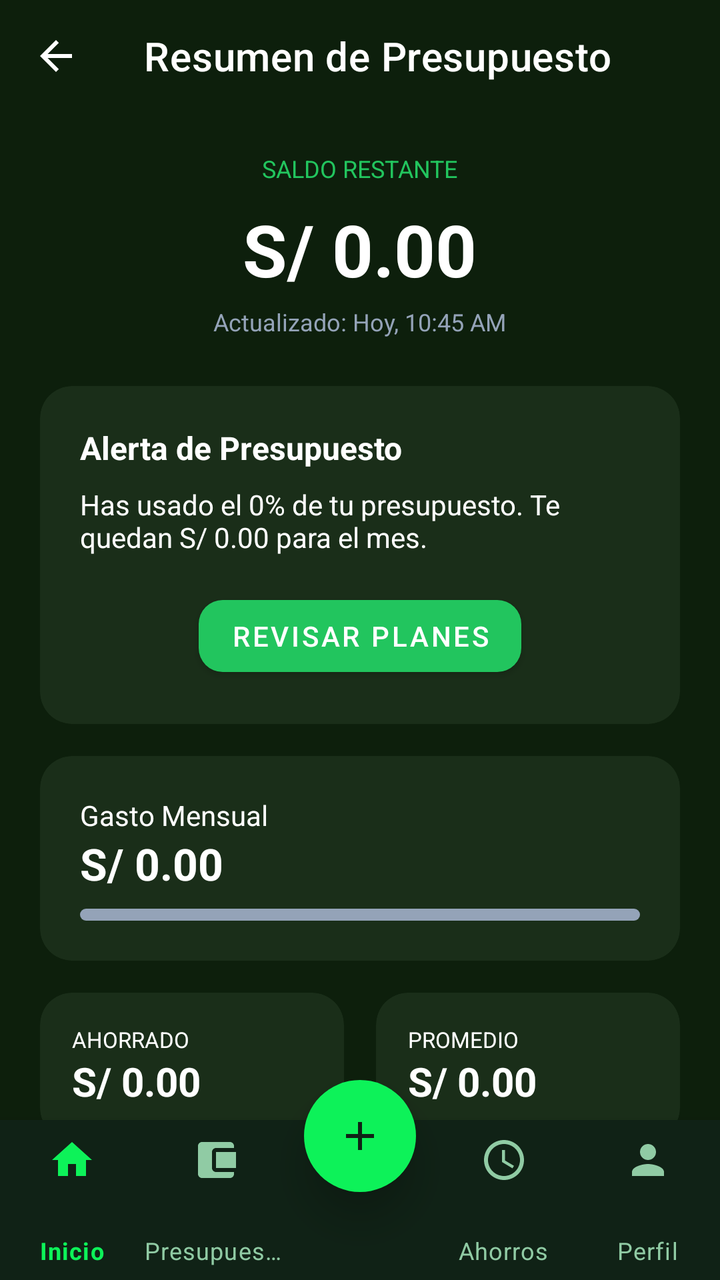
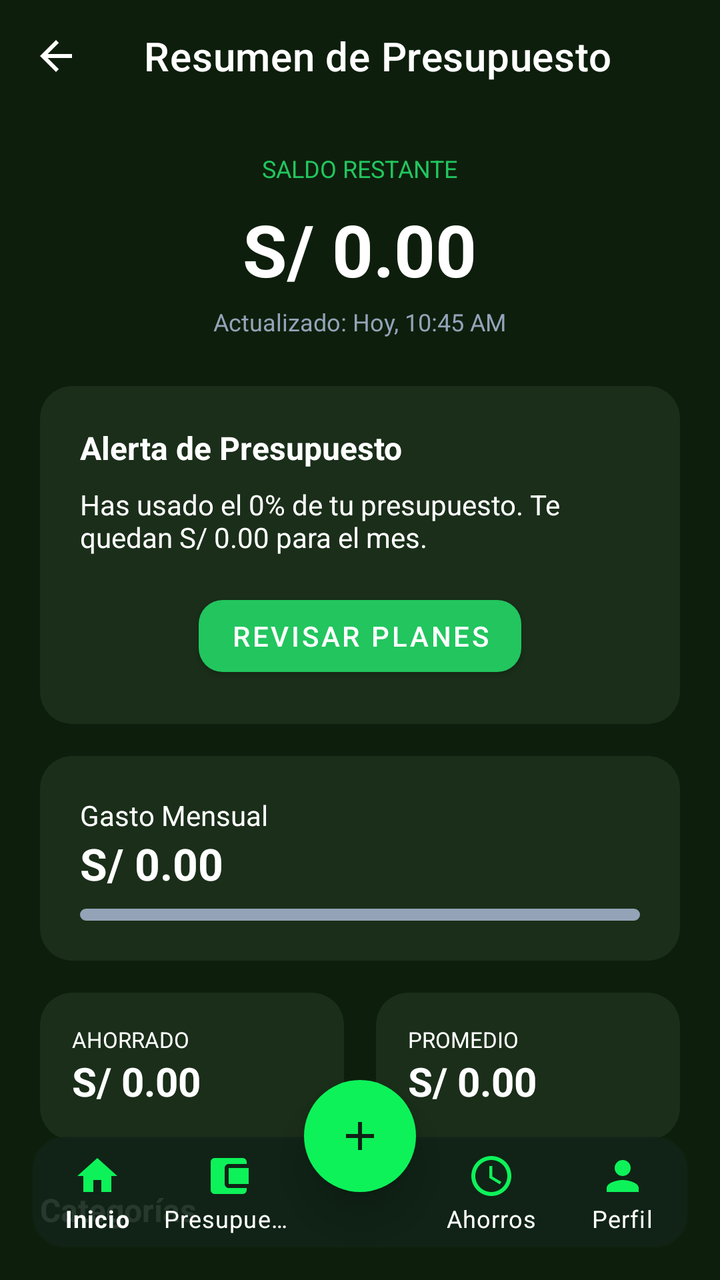

The first picture is an Android layout as it rendered before a commit; the second is the same layout after the commit. The layout source and the unified diff follow.
<!-- AndroidManifest.xml: activity theme Theme.MaterialComponents.DayNight.NoActionBar -->
<!-- res/layout/activity_resumen_presupuesto.xml -->
<?xml version="1.0" encoding="utf-8"?>
<androidx.coordinatorlayout.widget.CoordinatorLayout xmlns:android="http://schemas.android.com/apk/res/android"
    xmlns:app="http://schemas.android.com/apk/res-auto"
    xmlns:tools="http://schemas.android.com/tools"
    android:layout_width="match_parent"
    android:layout_height="match_parent"
    android:background="@color/bg_dark">

    <LinearLayout
        android:layout_width="match_parent"
        android:layout_height="match_parent"
        android:orientation="vertical">

        <androidx.appcompat.widget.Toolbar
            android:id="@+id/toolbar"
            android:layout_width="match_parent"
            android:layout_height="?attr/actionBarSize"
            android:background="@color/bg_dark"
            app:navigationIcon="@drawable/ic_arrow_back"
            app:navigationIconTint="@color/white"
            app:title="Resumen de Presupuesto"
            app:titleTextColor="@color/white" />

        <androidx.core.widget.NestedScrollView
            android:layout_width="match_parent"
            android:layout_height="match_parent"
            android:paddingBottom="100dp"
            android:clipToPadding="false"
            android:fillViewport="true">

            <LinearLayout
                android:layout_width="match_parent"
                android:layout_height="wrap_content"
                android:orientation="vertical"
                android:padding="20dp">

                
                <TextView
                    android:layout_width="wrap_content"
                    android:layout_height="wrap_content"
                    android:text="SALDO RESTANTE"
                    android:textColor="@color/green_accent"
                    android:textSize="12sp"
                    android:textAllCaps="true"
                    android:layout_gravity="center" />

                <TextView
                    android:id="@+id/tv_saldo_restante"
                    android:layout_width="wrap_content"
                    android:layout_height="wrap_content"
                    android:text="S/ 0.00"
                    android:textColor="@color/white"
                    android:textSize="36sp"
                    android:textStyle="bold"
                    android:layout_gravity="center"
                    android:layout_marginTop="8dp" />

                <TextView
                    android:id="@+id/tv_actualizado"
                    android:layout_width="wrap_content"
                    android:layout_height="wrap_content"
                    android:text="Actualizado: Hoy, 10:45 AM"
                    android:textColor="@color/text_on_dark_muted"
                    android:textSize="12sp"
                    android:layout_gravity="center"
                    android:layout_marginTop="4dp" />

                
                <com.google.android.material.card.MaterialCardView
                    android:layout_width="match_parent"
                    android:layout_height="wrap_content"
                    android:layout_marginTop="24dp"
                    app:cardBackgroundColor="@color/bg_dark_card"
                    app:cardCornerRadius="16dp"
                    app:cardElevation="0dp">
                    <LinearLayout
                        android:layout_width="match_parent"
                        android:layout_height="wrap_content"
                        android:orientation="vertical"
                        android:padding="20dp">
                        <TextView
                            android:layout_width="wrap_content"
                            android:layout_height="wrap_content"
                            android:text="Alerta de Presupuesto"
                            android:textColor="@color/white"
                            android:textSize="16sp"
                            android:textStyle="bold" />
                        <TextView
                            android:layout_width="wrap_content"
                            android:layout_height="wrap_content"
                            android:text="Has usado el 0% de tu presupuesto. Te quedan S/ 0.00 para el mes."
                            android:textColor="@color/white"
                            android:layout_marginTop="8dp" />
                        <com.google.android.material.button.MaterialButton
                            android:id="@+id/btn_revisar_planes"
                            android:layout_width="wrap_content"
                            android:layout_height="wrap_content"
                            android:layout_gravity="center"
                            android:layout_marginTop="16dp"
                            android:text="Revisar Planes"
                            android:textColor="@color/white"
                            app:backgroundTint="@color/green_accent"
                            app:cornerRadius="12dp" />
                    </LinearLayout>
                </com.google.android.material.card.MaterialCardView>

                
                <com.google.android.material.card.MaterialCardView
                    android:layout_width="match_parent"
                    android:layout_height="wrap_content"
                    android:layout_marginTop="16dp"
                    app:cardBackgroundColor="@color/bg_dark_card"
                    app:cardCornerRadius="16dp"
                    app:cardElevation="0dp">
                    <LinearLayout
                        android:layout_width="match_parent"
                        android:layout_height="wrap_content"
                        android:orientation="vertical"
                        android:padding="20dp">
                        <TextView
                            android:layout_width="wrap_content"
                            android:layout_height="wrap_content"
                            android:text="Gasto Mensual"
                            android:textColor="@color/white" />
                        <TextView
                            android:id="@+id/tv_gasto_mensual"
                            android:layout_width="wrap_content"
                            android:layout_height="wrap_content"
                            android:text="S/ 0.00"
                            android:textColor="@color/white"
                            android:textSize="22sp"
                            android:textStyle="bold" />
                        <ProgressBar
                            style="@style/Widget.AppCompat.ProgressBar.Horizontal"
                            android:layout_width="match_parent"
                            android:layout_height="6dp"
                            android:layout_marginTop="8dp"
                            android:progress="0"
                            android:progressDrawable="@drawable/progress_bar_green" />
                    </LinearLayout>
                </com.google.android.material.card.MaterialCardView>

                
                <LinearLayout
                    android:layout_width="match_parent"
                    android:layout_height="wrap_content"
                    android:orientation="horizontal"
                    android:layout_marginTop="16dp">
                    <com.google.android.material.card.MaterialCardView
                        android:layout_width="0dp"
                        android:layout_height="wrap_content"
                        android:layout_weight="1"
                        android:layout_marginEnd="8dp"
                        app:cardBackgroundColor="@color/bg_dark_card"
                        app:cardCornerRadius="16dp"
                        app:cardElevation="0dp">
                        <LinearLayout
                            android:layout_width="match_parent"
                            android:layout_height="wrap_content"
                            android:orientation="vertical"
                            android:padding="16dp">
                            <TextView
                                android:layout_width="wrap_content"
                                android:layout_height="wrap_content"
                                android:text="AHORRADO"
                                android:textColor="@color/white"
                                android:textSize="11sp" />
                            <TextView
                                android:id="@+id/tv_ahorrado"
                                android:layout_width="wrap_content"
                                android:layout_height="wrap_content"
                                android:text="S/ 0.00"
                                android:textColor="@color/white"
                                android:textSize="20sp"
                                android:textStyle="bold" />
                        </LinearLayout>
                    </com.google.android.material.card.MaterialCardView>
                    <com.google.android.material.card.MaterialCardView
                        android:layout_width="0dp"
                        android:layout_height="wrap_content"
                        android:layout_weight="1"
                        android:layout_marginStart="8dp"
                        app:cardBackgroundColor="@color/bg_dark_card"
                        app:cardCornerRadius="16dp"
                        app:cardElevation="0dp">
                        <LinearLayout
                            android:layout_width="match_parent"
                            android:layout_height="wrap_content"
                            android:orientation="vertical"
                            android:padding="16dp">
                            <TextView
                                android:layout_width="wrap_content"
                                android:layout_height="wrap_content"
                                android:text="PROMEDIO"
                                android:textColor="@color/white"
                                android:textSize="11sp" />
                            <TextView
                                android:id="@+id/tv_promedio_diario"
                                android:layout_width="wrap_content"
                                android:layout_height="wrap_content"
                                android:text="S/ 0.00"
                                android:textColor="@color/white"
                                android:textSize="20sp"
                                android:textStyle="bold" />
                        </LinearLayout>
                    </com.google.android.material.card.MaterialCardView>
                </LinearLayout>

                <TextView
                    android:layout_width="wrap_content"
                    android:layout_height="wrap_content"
                    android:text="Categorías"
                    android:textColor="@color/white"
                    android:textSize="16sp"
                    android:textStyle="bold"
                    android:layout_marginTop="24dp" />
            </LinearLayout>
        </androidx.core.widget.NestedScrollView>
    </LinearLayout>

    <include layout="@layout/layout_bottom_navigation"/>

</androidx.coordinatorlayout.widget.CoordinatorLayout>
<!-- res/layout/layout_bottom_navigation.xml (included above) -->
<?xml version="1.0" encoding="utf-8"?>

<RelativeLayout xmlns:android="http://schemas.android.com/apk/res/android"
    xmlns:app="http://schemas.android.com/apk/res-auto"
    android:layout_width="match_parent"
    android:layout_height="100dp"
    android:layout_gravity="bottom">

    <com.google.android.material.bottomnavigation.BottomNavigationView
        android:id="@+id/bottom_navigation"
        android:layout_width="match_parent"
        android:layout_height="80dp"
        android:layout_alignParentBottom="true"
        android:background="@color/stitch_background"
        app:itemIconTint="@color/nav_item_selector"
        app:itemTextColor="@color/nav_item_selector"
        app:itemRippleColor="@android:color/transparent"
        app:itemActiveIndicatorStyle="@null"
        app:menu="@menu/bottom_nav_menu"
        app:labelVisibilityMode="labeled"
        app:elevation="8dp"/>

    <com.google.android.material.floatingactionbutton.FloatingActionButton
        android:id="@+id/fab_add"
        android:layout_width="wrap_content"
        android:layout_height="wrap_content"
        android:layout_centerHorizontal="true"
        android:layout_alignParentTop="true"
        android:layout_marginTop="0dp"
        android:src="@drawable/ic_add"
        app:backgroundTint="@color/stitch_primary"
        app:tint="@color/stitch_background"
        app:shapeAppearanceOverlay="@style/CircleImage"
        app:fabSize="normal"
        app:elevation="12dp"
        app:borderWidth="0dp"/>

</RelativeLayout>
<!-- resources referenced by this layout -->
<resources>
  <color name="bg_dark">#0D1F0C</color>
  <color name="bg_dark_card">#1A2E19</color>
  <color name="green_accent">#22C55E</color>
  <color name="stitch_background">#102216</color>
  <color name="stitch_primary">#0df259</color>
  <color name="text_on_dark_muted">#94A3B8</color>
  <color name="white">#FFFFFFFF</color>
  <!-- drawable ic_add (drawable) -->
  <vector xmlns:android="http://schemas.android.com/apk/res/android" android:height="24dp" android:tint="#000000" android:viewportHeight="24" android:viewportWidth="24" android:width="24dp">
        
      <path android:fillColor="@android:color/white" android:pathData="M19,13h-6v6h-2v-6H5v-2h6V5h2v6h6v2z"/>
      
  </vector>
  <!-- drawable ic_arrow_back (drawable) -->
  <?xml version="1.0" encoding="utf-8"?>
  <vector xmlns:android="http://schemas.android.com/apk/res/android"
      android:width="24dp"
      android:height="24dp"
      android:viewportWidth="24"
      android:viewportHeight="24">
      <path
          android:fillColor="#FFFFFF"
          android:pathData="M20,11H7.83l5.59-5.59L12,4l-8,8 8,8 1.41-1.41L7.83,13H20v-2z"/>
  </vector>
  <!-- drawable progress_bar_green (drawable) -->
  <?xml version="1.0" encoding="utf-8"?>
  <layer-list xmlns:android="http://schemas.android.com/apk/res/android">
      <item android:id="@android:id/background">
          <shape>
              <corners android:radius="4dp" />
              <solid android:color="@color/text_on_dark_muted" />
          </shape>
      </item>
      <item android:id="@android:id/progress">
          <clip>
              <shape>
                  <corners android:radius="4dp" />
                  <solid android:color="@color/green_accent" />
              </shape>
          </clip>
      </item>
  </layer-list>
  <style name="CircleImage">
          <item name="cornerSize">50%</item>
      </style>
</resources>

<!-- the commit's change to res/layout/activity_resumen_presupuesto.xml (unified diff, before → after) -->
@@ -24,7 +24,7 @@
         <androidx.core.widget.NestedScrollView
             android:layout_width="match_parent"
             android:layout_height="match_parent"
-            android:paddingBottom="100dp"
+            android:paddingBottom="120dp"
             android:clipToPadding="false"
             android:fillViewport="true">
 
@@ -223,40 +223,44 @@
 </androidx.coordinatorlayout.widget.CoordinatorLayout>
 <!-- res/layout/layout_bottom_navigation.xml (included above) -->
 <?xml version="1.0" encoding="utf-8"?>
-
-<RelativeLayout xmlns:android="http://schemas.android.com/apk/res/android"
+<androidx.constraintlayout.widget.ConstraintLayout xmlns:android="http://schemas.android.com/apk/res/android"
     xmlns:app="http://schemas.android.com/apk/res-auto"
     android:layout_width="match_parent"
-    android:layout_height="100dp"
+    android:layout_height="wrap_content"
+    android:minHeight="100dp"
     android:layout_gravity="bottom">
 
     <com.google.android.material.bottomnavigation.BottomNavigationView
         android:id="@+id/bottom_navigation"
-        android:layout_width="match_parent"
-        android:layout_height="80dp"
-        android:layout_alignParentBottom="true"
-        android:background="@color/stitch_background"
-        app:itemIconTint="@color/nav_item_selector"
-        app:itemTextColor="@color/nav_item_selector"
-        app:itemRippleColor="@android:color/transparent"
-        app:itemActiveIndicatorStyle="@null"
-        app:menu="@menu/bottom_nav_menu"
+        android:layout_width="0dp"
+        android:layout_height="wrap_content"
+        android:layout_marginStart="16dp"
+        android:layout_marginEnd="16dp"
+        android:layout_marginBottom="16dp"
+        android:background="@drawable/bg_stitch_card"
+        app:backgroundTint="#E6102216"
+        app:elevation="8dp"
+        app:itemIconTint="@color/stitch_primary"
+        app:itemTextColor="@color/white"
         app:labelVisibilityMode="labeled"
-        app:elevation="8dp"/>
+        app:layout_constraintBottom_toBottomOf="parent"
+        app:layout_constraintEnd_toEndOf="parent"
+        app:layout_constraintStart_toStartOf="parent"
+        app:menu="@menu/bottom_nav_menu" />
 
     <com.google.android.material.floatingactionbutton.FloatingActionButton
         android:id="@+id/fab_add"
         android:layout_width="wrap_content"
         android:layout_height="wrap_content"
-        android:layout_centerHorizontal="true"
-        android:layout_alignParentTop="true"
-        android:layout_marginTop="0dp"
         android:src="@drawable/ic_add"
         app:backgroundTint="@color/stitch_primary"
-        app:tint="@color/stitch_background"
-        app:shapeAppearanceOverlay="@style/CircleImage"
+        app:borderWidth="0dp"
+        app:elevation="12dp"
         app:fabSize="normal"
-        app:elevation="12dp"
-        app:borderWidth="0dp"/>
-
-</RelativeLayout>
+        app:layout_constraintBottom_toTopOf="@id/bottom_navigation"
+        app:layout_constraintEnd_toEndOf="parent"
+        app:layout_constraintStart_toStartOf="parent"
+        app:layout_constraintTop_toTopOf="@id/bottom_navigation"
+        app:tint="@color/stitch_background" />
+
+</androidx.constraintlayout.widget.ConstraintLayout>
<!-- resource entries referenced after the edit -->
@@ -7,6 +7,13 @@
   <color name="stitch_primary">#0df259</color>
   <color name="text_on_dark_muted">#94A3B8</color>
   <color name="white">#FFFFFFFF</color>
+  <!-- drawable bg_stitch_card (drawable) -->
+  <?xml version="1.0" encoding="utf-8"?>
+  <shape xmlns:android="http://schemas.android.com/apk/res/android">
+      <solid android:color="#1A3A24" />
+      <corners android:radius="16dp" />
+      <stroke android:width="1dp" android:color="#1AFFFFFF" />
+  </shape>
   <!-- drawable ic_add (drawable) -->
   <vector xmlns:android="http://schemas.android.com/apk/res/android" android:height="24dp" android:tint="#000000" android:viewportHeight="24" android:viewportWidth="24" android:width="24dp">
         
@@ -42,8 +49,5 @@
           </clip>
       </item>
   </layer-list>
-  <style name="CircleImage">
-          <item name="cornerSize">50%</item>
-      </style>
 </resources>
 
